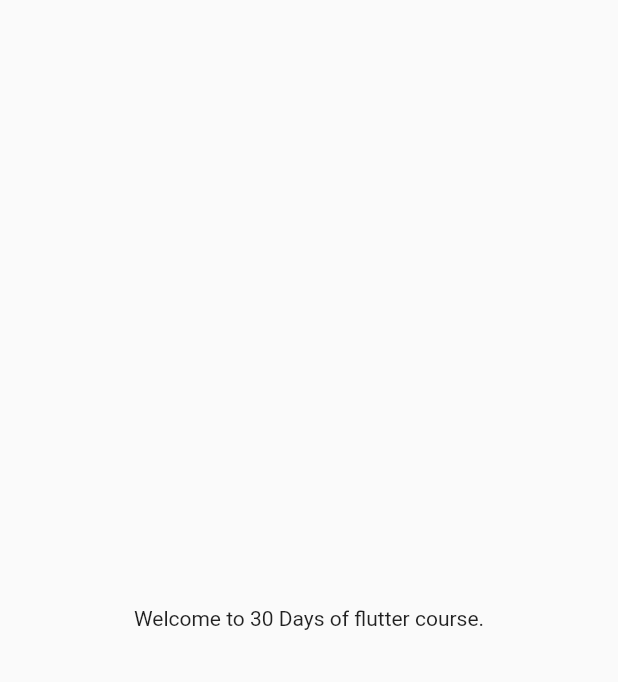
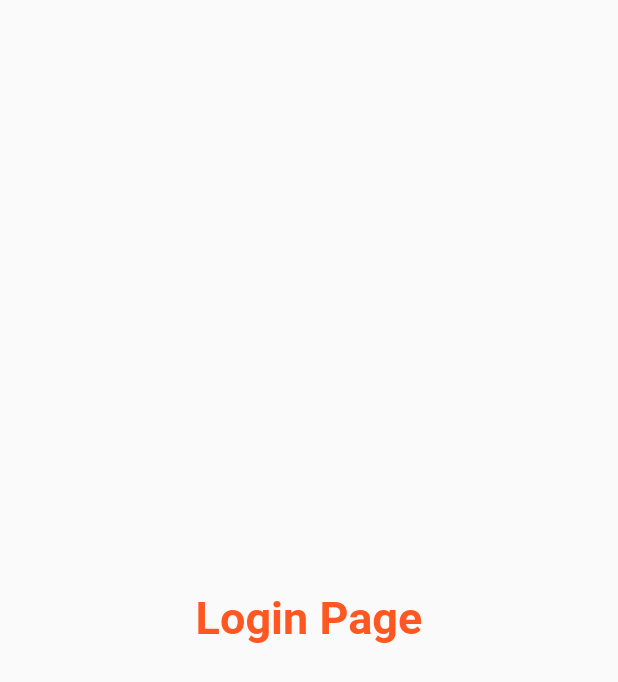
Before and after one commit to Vetagiri-Hrushikesh/flutter_tutorial, a Flutter app: the screen it shows after launch, on a phone screen of 412 x 824 dp. Shown: the top 682 px of the screen. Run offline on Flutter 3.47's test engine with Material 2 defaults, Android fonts, the phone set to English and light mode, and no system bars.

Commit message:
Routing and themes are clarified

```diff
--- a/lib/main.dart
+++ b/lib/main.dart
@@ -1,4 +1,6 @@
 import 'package:flutter/material.dart';
+import 'pages/home_page.dart';
+import 'pages/login_page.dart';
 
 void main() {
   runApp(MyApp());
@@ -10,13 +12,15 @@ class MyApp extends StatelessWidget {
   @override
   Widget build(BuildContext context) {
     return MaterialApp(
-      home: Material(
-        child: Center(
-          child: Container(
-            child: Text("Welcome to 30 Days of flutter course."),
-          ),
-        )
+      themeMode: ThemeMode.light,
+      theme: ThemeData(primarySwatch: Colors.deepOrange),
+      darkTheme: ThemeData(
+        brightness: Brightness.dark
       ),
+      routes: {
+        "/": (context) => new LoginPage(),
+        "/home": (context) => new HomePage(),
+      },
     );
   }
 }
--- a/lib/pages/login_page.dart
+++ b/lib/pages/login_page.dart
@@ -0,0 +1,20 @@
+import 'package:flutter/material.dart';
+
+class LoginPage extends StatelessWidget {
+  const LoginPage({Key? key}) : super(key: key);
+
+  @override
+  Widget build(BuildContext context) {
+    return Material(
+      child: Center(
+        child: Text("Login Page",
+        style: TextStyle(
+          color: Colors.deepOrange,
+          fontSize: 30,
+          fontWeight: FontWeight.bold,
+        ),
+        ),
+      ),
+    );
+  }
+}
```
